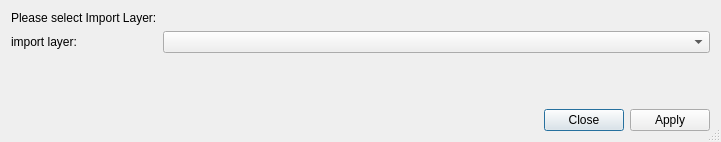
This is forms/incrementalLayerUpdate.ui in sourcepole/pgversion as Qt 5 draws it before an edit. The edited form follows.
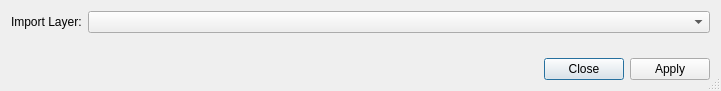
This is the edited form. Custom widgets are drawn as their Qt base class.

Commit message: - Incremenal Update introduced     - Laundering of tablenames introduced.     - Uppercase column names fixed

The edit to the form file:
```diff
--- a/forms/incrementalLayerUpdate.ui
+++ b/forms/incrementalLayerUpdate.ui
@@ -7,7 +7,7 @@
     <x>0</x>
     <y>0</y>
     <width>721</width>
-    <height>142</height>
+    <height>91</height>
    </rect>
   </property>
   <property name="windowTitle">
@@ -17,31 +17,7 @@
    <bool>true</bool>
   </property>
   <layout class="QGridLayout" name="gridLayout">
-   <item row="0" column="0">
-    <widget class="QLabel" name="label_2">
-     <property name="text">
-      <string>Please select Import Layer:</string>
-     </property>
-    </widget>
-   </item>
-   <item row="5" column="1">
-    <widget class="QDialogButtonBox" name="buttonBox">
-     <property name="standardButtons">
-      <set>QDialogButtonBox::Apply|QDialogButtonBox::Close</set>
-     </property>
-    </widget>
-   </item>
    <item row="1" column="1">
-    <widget class="QgsMapLayerComboBox" name="mMapLayerComboBox"/>
-   </item>
-   <item row="1" column="0">
-    <widget class="QLabel" name="label">
-     <property name="text">
-      <string>import layer:</string>
-     </property>
-    </widget>
-   </item>
-   <item row="2" column="1">
     <spacer name="verticalSpacer">
      <property name="orientation">
       <enum>Qt::Vertical</enum>
@@ -54,6 +30,23 @@
      </property>
     </spacer>
    </item>
+   <item row="4" column="1">
+    <widget class="QDialogButtonBox" name="buttonBox">
+     <property name="standardButtons">
+      <set>QDialogButtonBox::Apply|QDialogButtonBox::Close</set>
+     </property>
+    </widget>
+   </item>
+   <item row="0" column="1">
+    <widget class="QgsMapLayerComboBox" name="mMapLayerComboBox"/>
+   </item>
+   <item row="0" column="0">
+    <widget class="QLabel" name="label">
+     <property name="text">
+      <string>Import Layer:</string>
+     </property>
+    </widget>
+   </item>
   </layout>
  </widget>
  <customwidgets>
```
The commit also changes 2 other files.
